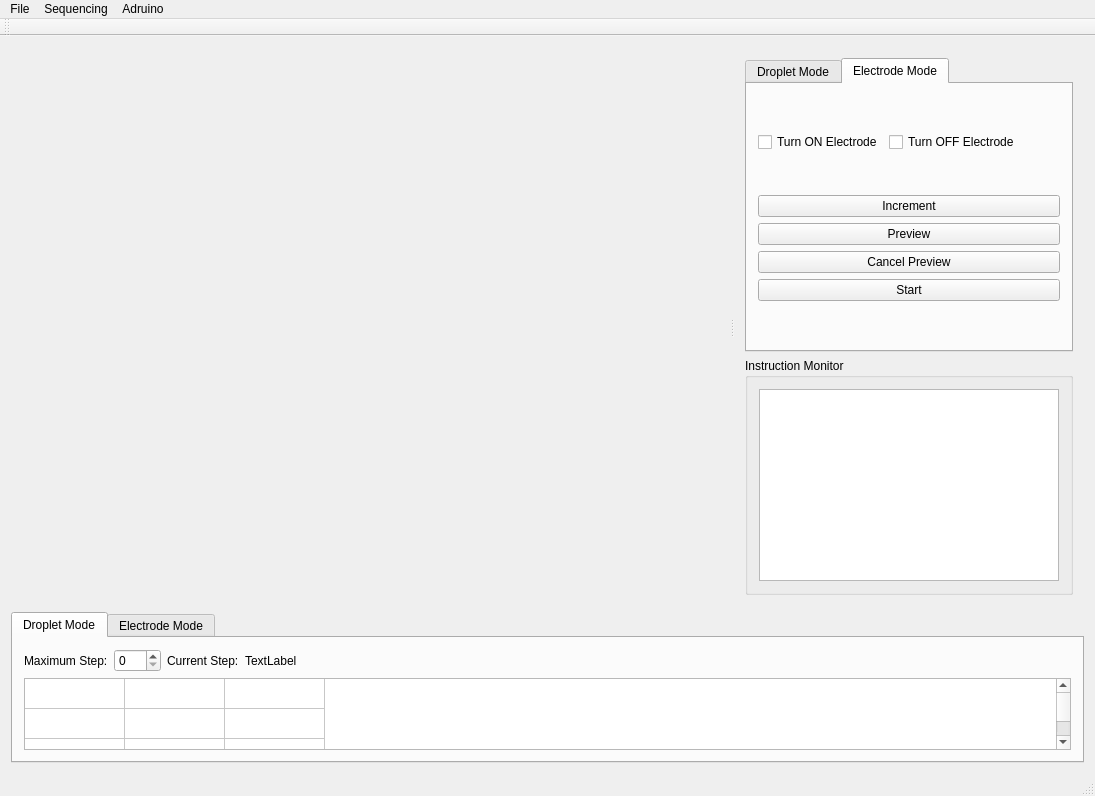
The window that GUI/mainwindow.ui (abting/Digital-Microfluidics-GUI) describes before a commit, drawn with Qt 5.
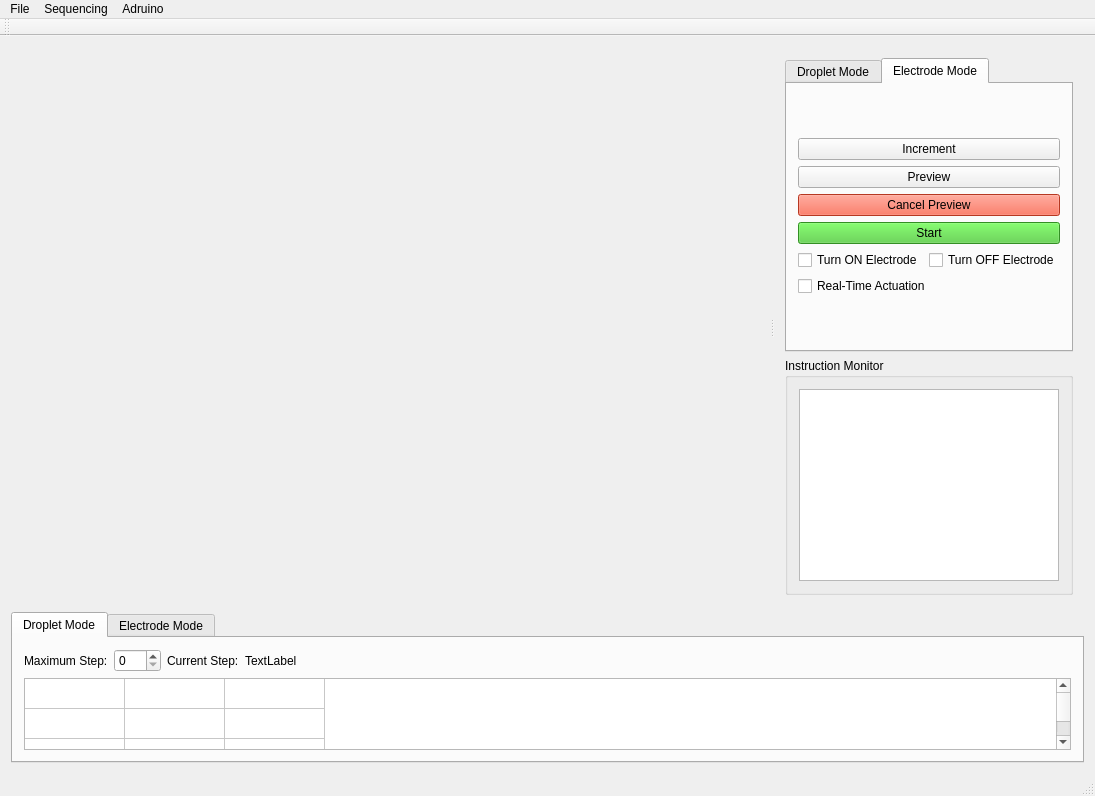
The same window after the commit. The open tabs and pages were chosen to show the change.

Commit message: Finalized Reset function, Added Realtime actuation, small changes to mainwindow design

Diff of the .ui file:
```diff
--- a/GUI/mainwindow.ui
+++ b/GUI/mainwindow.ui
@@ -182,41 +182,6 @@
             <string>Electrode Mode</string>
            </attribute>
            <layout class="QVBoxLayout" name="verticalLayout_11">
-            <item>
-             <layout class="QHBoxLayout" name="horizontalLayout_9">
-              <item>
-               <layout class="QHBoxLayout" name="horizontalLayout_8">
-                <item>
-                 <widget class="QCheckBox" name="turnOn_EmodeButton">
-                  <property name="text">
-                   <string>Turn ON Electrode</string>
-                  </property>
-                 </widget>
-                </item>
-                <item>
-                 <widget class="QCheckBox" name="turnOff_EmodeButton">
-                  <property name="text">
-                   <string>Turn OFF Electrode</string>
-                  </property>
-                 </widget>
-                </item>
-               </layout>
-              </item>
-              <item>
-               <spacer name="horizontalSpacer">
-                <property name="orientation">
-                 <enum>Qt::Horizontal</enum>
-                </property>
-                <property name="sizeHint" stdset="0">
-                 <size>
-                  <width>40</width>
-                  <height>20</height>
-                 </size>
-                </property>
-               </spacer>
-              </item>
-             </layout>
-            </item>
             <item>
              <layout class="QVBoxLayout" name="verticalLayout_10">
               <item>
@@ -235,6 +200,9 @@
               </item>
               <item>
                <widget class="QPushButton" name="CancelPreviwEmodeButton">
+                <property name="styleSheet">
+                 <string notr="true">background: rgb(255, 79, 48);</string>
+                </property>
                 <property name="text">
                  <string>Cancel Preview</string>
                 </property>
@@ -242,11 +210,43 @@
               </item>
               <item>
                <widget class="QPushButton" name="Start_EmodeButton">
+                <property name="styleSheet">
+                 <string notr="true">background: rgb(71, 200, 51)</string>
+                </property>
                 <property name="text">
                  <string>Start</string>
                 </property>
                </widget>
               </item>
+              <item>
+               <layout class="QVBoxLayout" name="verticalLayout_7">
+                <item>
+                 <layout class="QHBoxLayout" name="horizontalLayout_6">
+                  <item>
+                   <widget class="QCheckBox" name="turnOn_EmodeButton">
+                    <property name="text">
+                     <string>Turn ON Electrode</string>
+                    </property>
+                   </widget>
+                  </item>
+                  <item>
+                   <widget class="QCheckBox" name="turnOff_EmodeButton">
+                    <property name="text">
+                     <string>Turn OFF Electrode</string>
+                    </property>
+                   </widget>
+                  </item>
+                 </layout>
+                </item>
+                <item>
+                 <widget class="QCheckBox" name="RealTimeActuationBox">
+                  <property name="text">
+                   <string>Real-Time Actuation</string>
+                  </property>
+                 </widget>
+                </item>
+               </layout>
+              </item>
              </layout>
             </item>
            </layout>
```
Left out of the diff: 14 changed lines with no effect on the pictures. The commit also changes 9 other files.
